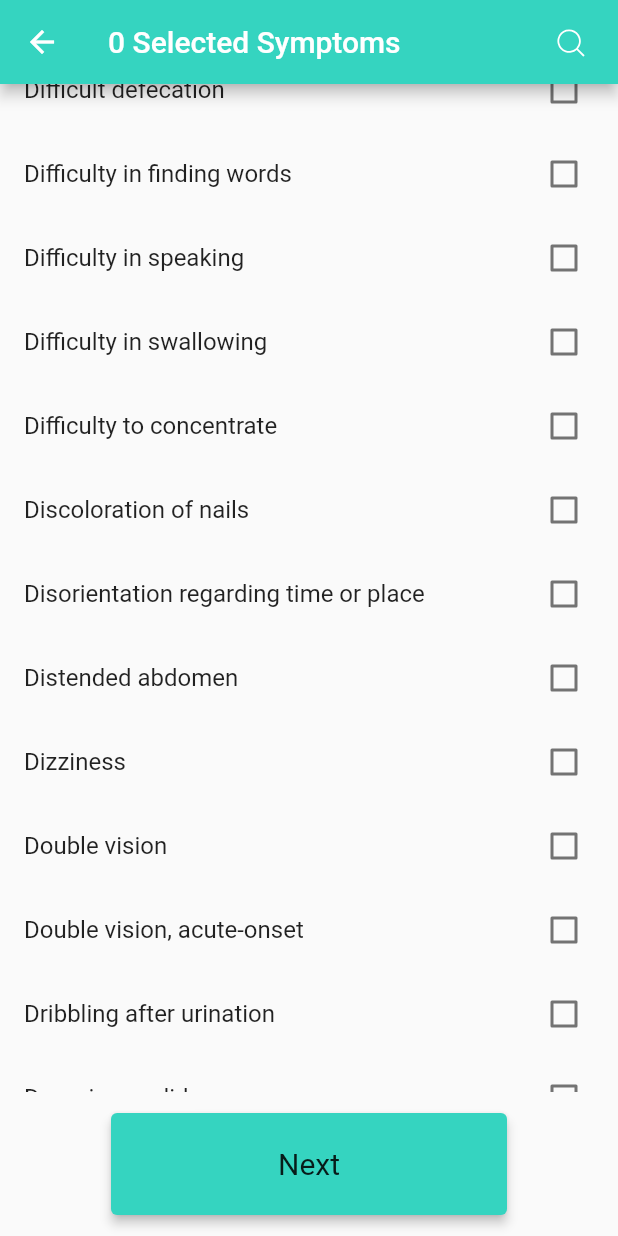
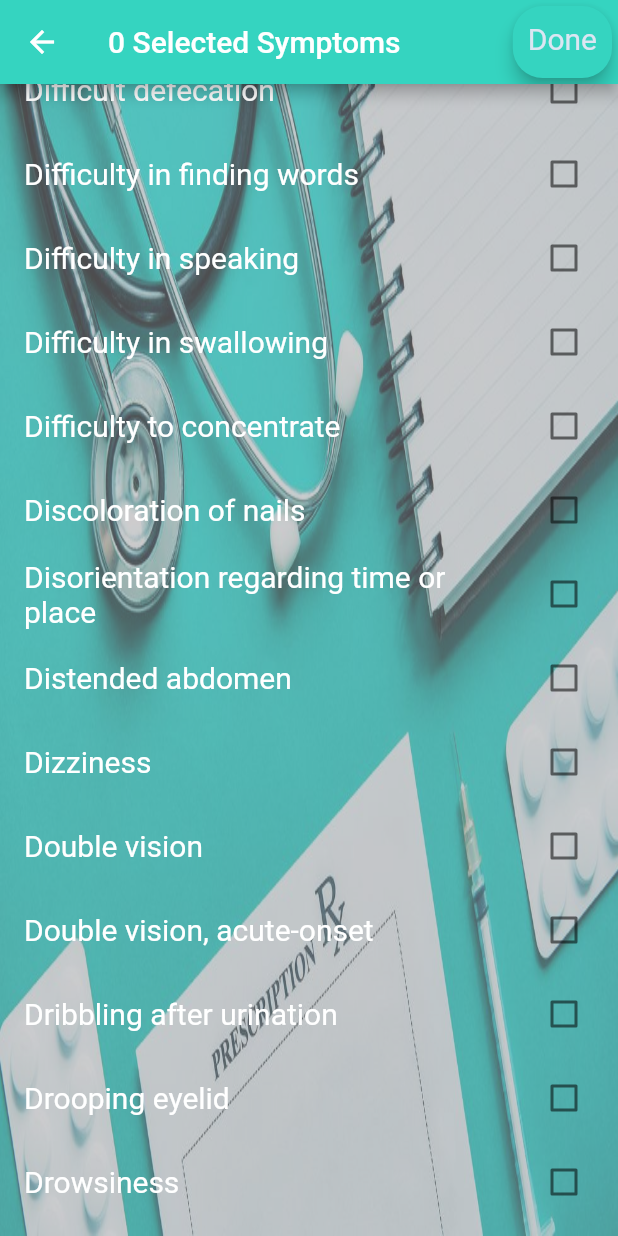
Before and after one commit to ngbede/medihub, a Flutter app: the SelectSymptoms screen opened directly, scrolled down 2880 dp, on a phone screen of 412 x 824 dp. Run offline on Flutter 3.47's test engine with Material 2 defaults, Android fonts, the phone set to English and light mode, and no system bars; our stand-ins replace firebase_core, fluentui_system_icons, flutter_swiper, flutter_tags, fluttertoast, material_design_icons_flutter and 1 more; accounts and stored records are empty.

Commit message:
refactored codebase

```diff
--- a/lib/layout.dart
+++ b/lib/layout.dart
@@ -29,6 +29,8 @@ class _LayoutState extends State<Layout> {
   Widget build(BuildContext context) {
     return SafeArea(
       child: Scaffold(
+        backgroundColor: Color(0XFFC0F9E3),
+        resizeToAvoidBottomPadding: false,
         resizeToAvoidBottomInset: false,
         body: _screens.elementAt(_selectedScreen),
         bottomNavigationBar: BottomNavigationBar(
--- a/lib/main.dart
+++ b/lib/main.dart
@@ -1,8 +1,8 @@
 import 'package:flutter/material.dart';
-import 'package:medihub/layout.dart';
 import 'package:medihub/models/useraccount.dart';
 import 'package:medihub/provider/prediction.dart';
 import 'package:medihub/provider/progress.dart';
+import 'package:medihub/screens/login.dart';
 import 'package:provider/provider.dart';
 import 'package:medihub/provider/checkup.dart';
 import 'package:firebase_core/firebase_core.dart';
@@ -34,7 +34,7 @@ class MyApp extends StatelessWidget {
         ),
       ],
       child: MaterialApp(
-        home: Layout(),
+        home: Login(),
       ),
     );
   }
--- a/lib/screens/picksymptoms.dart
+++ b/lib/screens/picksymptoms.dart
@@ -1,6 +1,5 @@
 import 'package:flutter/material.dart';
 import 'package:medihub/constants.dart';
-import 'package:fluentui_system_icons/fluentui_system_icons.dart';
 import 'package:medihub/provider/checkup.dart';
 import 'package:medihub/screens/confirm.dart';
 import 'package:provider/provider.dart';
@@ -11,48 +10,13 @@ class SelectSymptoms extends StatelessWidget {
   @override
   Widget build(BuildContext context) {
     return Scaffold(
+      backgroundColor: Color(0XFF9A999C),
       appBar: AppBar(
         title: Text(
             "${Provider.of<CheckUp>(context).getSelectedSymptoms()} Selected Symptoms"),
         backgroundColor: Color(0XFF35D4C0),
         actions: [
-          Padding(
-            padding: const EdgeInsets.all(8.0),
-            child: IconButton(
-              icon: Icon(FluentIcons.search_20_regular),
-              onPressed: () {
-                print("Implement search"); //TODO: add search feature
-              },
-            ),
-          ),
-        ],
-      ),
-      body: SafeArea(
-        child: Column(
-          children: [
-            Expanded(
-              flex: 7,
-              child: Container(
-                child: ListView.builder(
-                  itemCount: 270,
-                  itemBuilder: (context, index) {
-                    return CheckboxListTile(
-                      activeColor: Color(0XFF35D4C0),
-                      title: Text(symptomsList[index]["Name"]),
-                      value:
-                          Provider.of<CheckUp>(context).getCheckList()[index],
-                      onChanged: (newvalue) {
-                        Provider.of<CheckUp>(context, listen: false)
-                            .checkItem(index, newvalue);
-                      },
-                    );
-                  },
-                ),
-              ),
-            ),
-            Expanded(
-              flex: 1,
-              child: GestureDetector(
+          GestureDetector(
             onTap: () {
               print(
                 Provider.of<CheckUp>(context, listen: false).getSymptoms(),
@@ -88,24 +52,53 @@ class SelectSymptoms extends StatelessWidget {
                     fontSize: 16.0);
               }
             },
+            child: Card(
+              shape: RoundedRectangleBorder(
+                  borderRadius: BorderRadius.circular(20)),
+              elevation: 5.0,
+              color: Color(0XFF35D4C0), //Color(0XFF0B0B0B),
               child: Padding(
-                  padding: const EdgeInsets.symmetric(
-                    horizontal: 70.0,
-                    vertical: 10.0,
-                  ),
-                  child: Card(
-                    elevation: 3.0,
-                    color: Color(0XFF35D4C0),
-                    child: Padding(
-                      padding: const EdgeInsets.all(8.0),
-                      child: Center(
+                padding: const EdgeInsets.all(10.0),
                 child: Text(
-                          "Next",
-                          style: TextStyle(fontSize: 20),
+                  "Done",
+                  style: TextStyle(fontSize: 20, color: Color(0XFFDBE6F2)),
                 ),
               ),
             ),
           ),
+        ],
+      ),
+      body: SafeArea(
+        child: Column(
+          children: [
+            Expanded(
+              flex: 7,
+              child: Container(
+                decoration: BoxDecoration(
+                  image: DecorationImage(
+                    colorFilter: new ColorFilter.mode(
+                        Colors.white.withOpacity(0.5), BlendMode.dstATop),
+                    image: AssetImage("images/picksymp.jpg"),
+                    fit: BoxFit.fill,
+                  ),
+                ),
+                child: ListView.builder(
+                  itemCount: 270,
+                  itemBuilder: (context, index) {
+                    return CheckboxListTile(
+                      activeColor: Color(0XFF35D4C0),
+                      title: Text(
+                        symptomsList[index]["Name"],
+                        style: TextStyle(fontSize: 20, color: Colors.white),
+                      ),
+                      value:
+                          Provider.of<CheckUp>(context).getCheckList()[index],
+                      onChanged: (newvalue) {
+                        Provider.of<CheckUp>(context, listen: false)
+                            .checkItem(index, newvalue);
+                      },
+                    );
+                  },
                 ),
               ),
             ),
```
Also changed, not shown: lib/screens/result.dart (renamed from lib/screens/illness.dart, +82 -21 lines), images/diagnosis_back.jpg (added), images/profile.png (added), 1 other file. Lines whose indentation alone changed are shown as unchanged.
